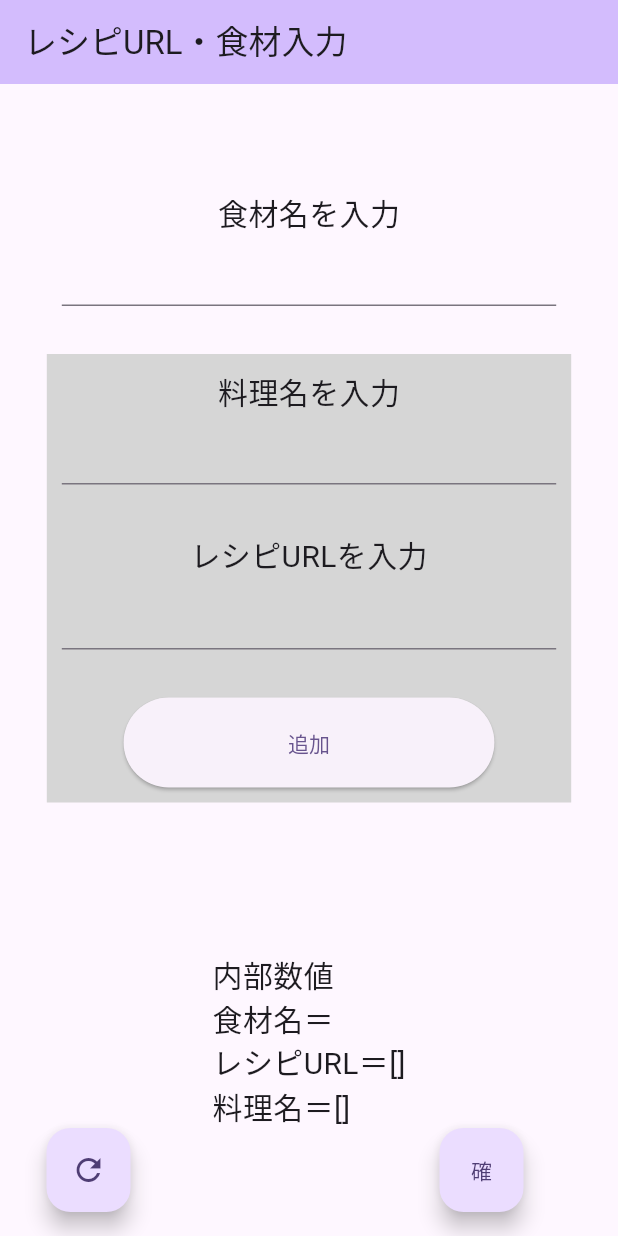
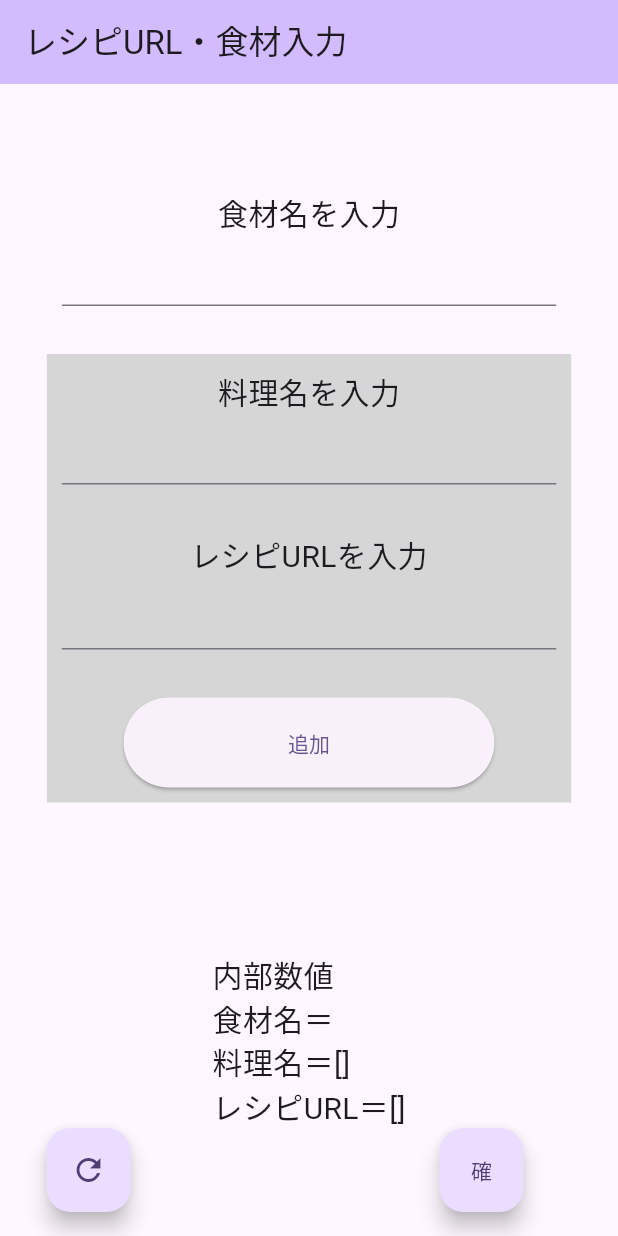
Before and after one commit to Ryuryu169/kumikomi_InputTool_public, a Flutter app: the screen it shows after launch, on a phone screen of 412 x 824 dp. Run offline on Flutter 3.47's test engine with Material 2 defaults, Android fonts, the phone set to English and light mode, and no system bars; our stand-ins replace cloud_firestore, firebase_core; accounts and stored records are empty.

Commit message:
recipe2 8/15

```diff
--- a/lib/main.dart
+++ b/lib/main.dart
@@ -122,7 +122,7 @@ class _MyHomePageState extends State<MyHomePage> {
               ),
             ),
             const SizedBox(height: 100,),
-            Text("内部数値\n食材名＝$ingredientName\nレシピURL＝$recipeURLs\n料理名＝$recipeNames",style: const TextStyle(fontSize: 20),),
+            Text("内部数値\n食材名＝$ingredientName\n料理名＝$recipeNames\nレシピURL＝$recipeURLs",style: const TextStyle(fontSize: 20),),
           ],
         ),
       ),
```
